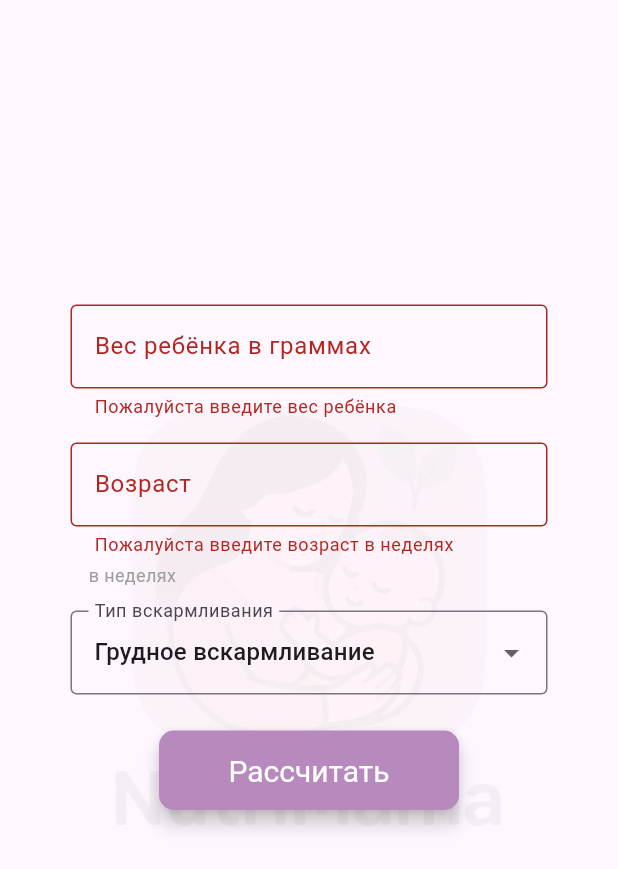
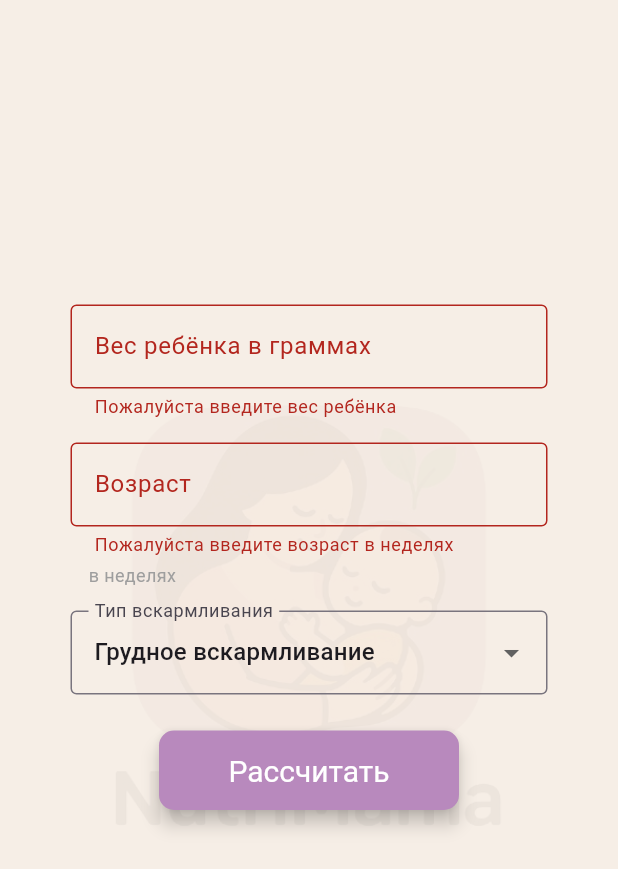
Before and after one commit to abcdefg-min/NutriMAMA, a Flutter app: the screen it shows after launch, after a tap on "Рассчитать", on a phone screen of 412 x 824 dp. Shown: the top 869 px of the screen. Run offline on Flutter 3.47's test engine with Material 3 defaults, Android fonts, the phone set to English and light mode, and no system bars; our stand-ins replace loading_animation_widget.

Commit message:
изменение цвета фона на страницах

```diff
--- a/lib/loginScreen.dart
+++ b/lib/loginScreen.dart
@@ -25,6 +25,7 @@ class _LoginScreenState extends State<LoginScreen> {
   @override
   Widget build(BuildContext context) {
     return Scaffold(
+      backgroundColor: Color.fromARGB(255, 246, 238, 230),
       body: SingleChildScrollView(
         child: Form(
           key: _formKey,
--- a/lib/nutriMAMAScreen.dart
+++ b/lib/nutriMAMAScreen.dart
@@ -1,4 +1,4 @@
-import "package:flutter/material.dart";
+import 'package:flutter/material.dart';
 import 'dart:convert';
 import 'package:http/http.dart' as http;
 import 'tableScreen.dart';
@@ -28,11 +28,11 @@ class _NutriMAMAScreenState extends State<NutriMAMAScreen> {
   }
 
   void _calculate() {
-    print('Функция вызвана');
+    //print('Функция вызвана');
     final form = _formKey.currentState;
 
     if (form == null || !form.validate()) {
-      print('Форам не валидна');
+      //print('Форам не валидна');
       return;
     }
 
@@ -49,7 +49,7 @@ class _NutriMAMAScreenState extends State<NutriMAMAScreen> {
           body: jsonEncode({'weight_kg': weight, 'age_w': age}),
         )
         .then((response) {
-          print('Статус ${response.statusCode}');
+          //print('Статус ${response.statusCode}');
         });
 
     //табличка
@@ -73,6 +73,7 @@ class _NutriMAMAScreenState extends State<NutriMAMAScreen> {
   @override
   Widget build(BuildContext context) {
     return Scaffold(
+      backgroundColor: Color.fromARGB(255, 246, 238, 230),
       //appBar: AppBar(title: const Text("NutriMAMA")),
       body: Center(
         child: Container(
--- /dev/null
+++ b/lib/nutrionScheduleScreen.dart
@@ -0,0 +1 @@
+import 'package:flutter/material.dart';
--- a/lib/splash.dart
+++ b/lib/splash.dart
@@ -1,5 +1,4 @@
 import "dart:async";
-import "package:flutter_nutrimama/onboard.dart";
 import "package:loading_animation_widget/loading_animation_widget.dart";
 import "package:flutter/material.dart";
 import 'nutriMAMAScreen.dart';
@@ -26,11 +25,11 @@ class _SplashScreenState extends State<SplashScreen> {
   @override
   Widget build(BuildContext context) {
     return Scaffold(
-      backgroundColor: const Color.fromARGB(255, 255, 255, 255),
+      backgroundColor: const Color.fromARGB(255, 246, 238, 230),
       body: Center(
         //child: Image.asset("assets/images/nutriMAMA.png")
         child: LoadingAnimationWidget.threeRotatingDots(
-          color: const Color.fromARGB(255, 207, 161, 200),
+          color: const Color.fromARGB(255, 246, 238, 230),
           size: 100
           ),
       ),
--- a/lib/tableScreen.dart
+++ b/lib/tableScreen.dart
@@ -61,9 +61,9 @@ class TableScreen extends StatelessWidget {
   @override
   Widget build(BuildContext context) {
     final nutriens = _calculateTable();
-
     return Scaffold(
-      appBar: AppBar(title: const Text("Результат")),
+      backgroundColor: Color.fromARGB(255, 246, 238, 230),
+      //appBar: AppBar(title: const Text("Результат")),
       body: Center(
         child: Container(
           width: 450,
```
